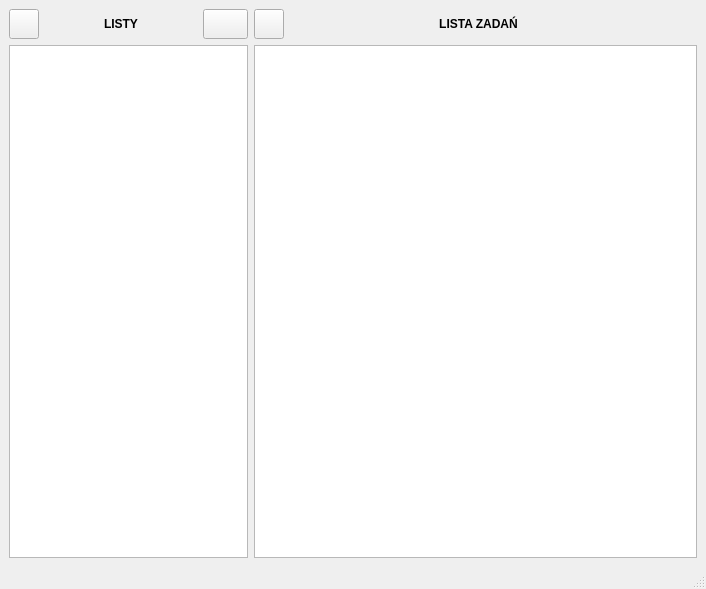
Before: the Qt Designer form Terminator_client/src/mainWindow/mainwindow.ui in PR3D4T0R15/TerminatorClient, drawn with Qt 5.
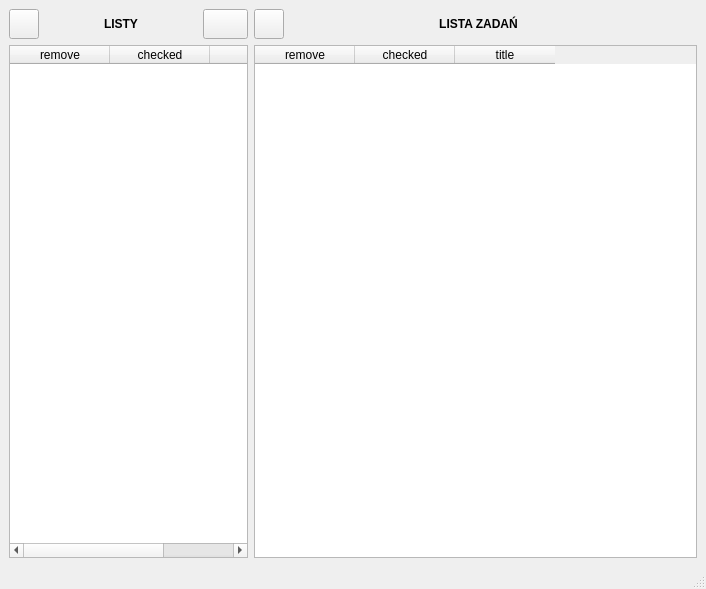
After: the same form once the commit is applied. Icons and pictures are not drawn.

Commit message: Okno glowne dodawanie wydarzen

```diff
--- a/Terminator_client/src/mainWindow/mainwindow.ui
+++ b/Terminator_client/src/mainWindow/mainwindow.ui
@@ -75,7 +75,23 @@
        </layout>
       </item>
       <item>
-       <widget class="QTableWidget" name="tableWidget_tasks"/>
+       <widget class="QTableWidget" name="tableWidget_tasks">
+        <column>
+         <property name="text">
+          <string>remove</string>
+         </property>
+        </column>
+        <column>
+         <property name="text">
+          <string>checked</string>
+         </property>
+        </column>
+        <column>
+         <property name="text">
+          <string>title</string>
+         </property>
+        </column>
+       </widget>
       </item>
      </layout>
     </item>
@@ -145,7 +161,23 @@
        </layout>
       </item>
       <item>
-       <widget class="QTableWidget" name="tableWidget_lists"/>
+       <widget class="QTableWidget" name="tableWidget_lists">
+        <column>
+         <property name="text">
+          <string>remove</string>
+         </property>
+        </column>
+        <column>
+         <property name="text">
+          <string>checked</string>
+         </property>
+        </column>
+        <column>
+         <property name="text">
+          <string>title</string>
+         </property>
+        </column>
+       </widget>
       </item>
      </layout>
     </item>
```
The commit also changes 2 other files.
